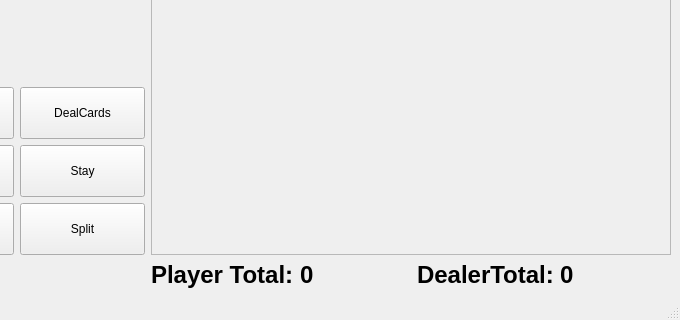
Before: the Qt Designer form blackJackTeacher/levelone.ui in UofU-CS3505/cs3505-assignment9-BradleyBartelt, drawn with Qt 5; both pictures show x 120 to 800 and y 280 to 600 of the 800 by 600 pixel window.
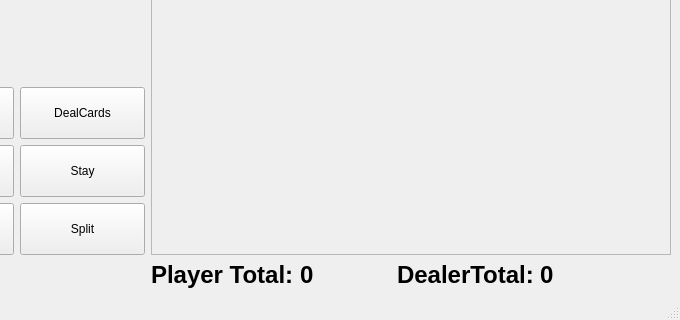
After: the same form once the commit is applied.

Commit message:
main menu button gets rid of current game/level one window.
when level one is pressed it creates a new level one window

Diff of the .ui file:
```diff
--- a/blackJackTeacher/levelone.ui
+++ b/blackJackTeacher/levelone.ui
@@ -190,7 +190,7 @@
      </layout>
     </item>
     <item row="2" column="1">
-     <layout class="QGridLayout" name="totalDisplayLayout">
+     <layout class="QGridLayout" name="totalDisplayLayout" columnstretch="0,1,0,1,0">
       <item row="0" column="1">
        <widget class="QLabel" name="playerTotal">
         <property name="sizePolicy">
@@ -223,6 +223,19 @@
         </property>
        </widget>
       </item>
+      <item row="0" column="3">
+       <widget class="QLabel" name="dealerTotal">
+        <property name="font">
+         <font>
+          <pointsize>18</pointsize>
+          <bold>true</bold>
+         </font>
+        </property>
+        <property name="text">
+         <string>0</string>
+        </property>
+       </widget>
+      </item>
       <item row="0" column="2">
        <widget class="QLabel" name="label">
         <property name="font">
@@ -236,18 +249,18 @@
         </property>
        </widget>
       </item>
-      <item row="0" column="3">
-       <widget class="QLabel" name="dealerTotal">
-        <property name="font">
-         <font>
-          <pointsize>18</pointsize>
-          <bold>true</bold>
-         </font>
+      <item row="0" column="4">
+       <spacer name="horizontalSpacer">
+        <property name="orientation">
+         <enum>Qt::Horizontal</enum>
         </property>
-        <property name="text">
-         <string>0</string>
+        <property name="sizeHint" stdset="0">
+         <size>
+          <width>40</width>
+          <height>20</height>
+         </size>
         </property>
-       </widget>
+       </spacer>
       </item>
      </layout>
     </item>
```
The commit also changes 3 other files.
